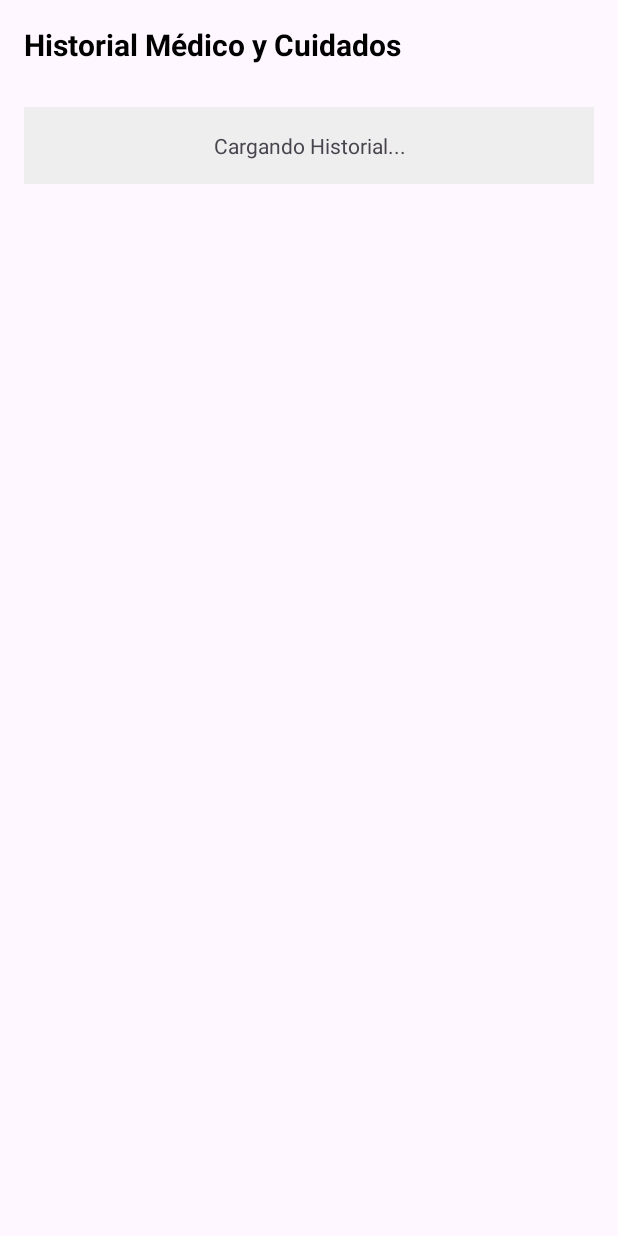
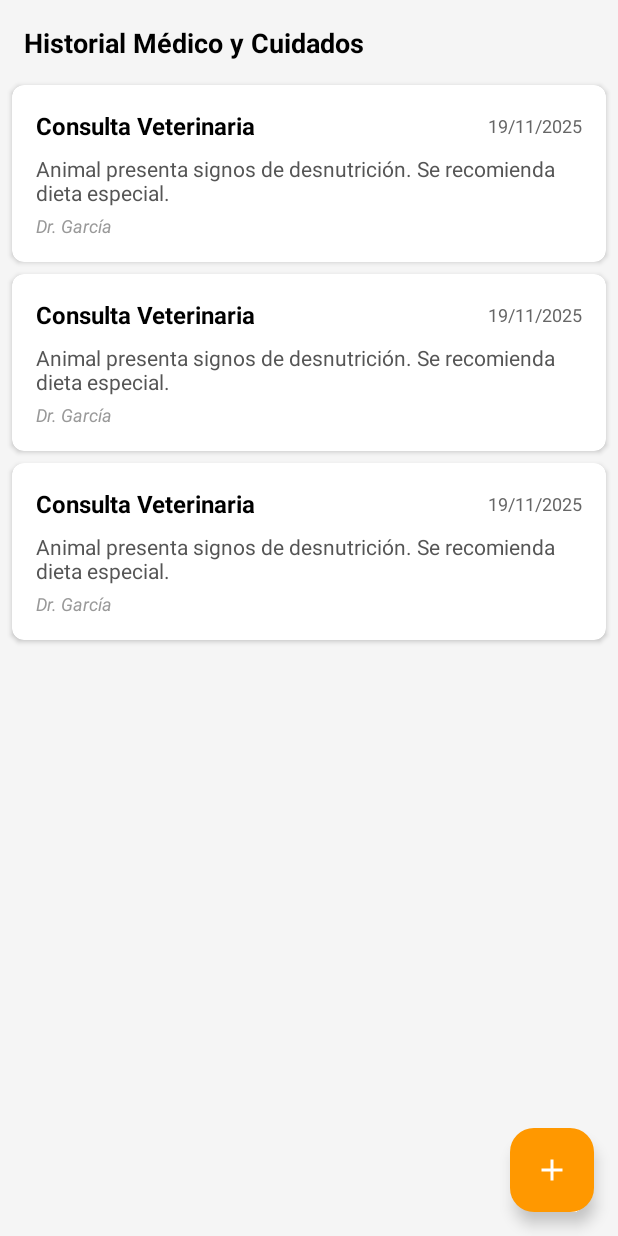
Before and after one commit to Andy-Gomez-sw/PawRescue, an Android app: the layout fragment_history.xml on its own in the app's theme, with its tools: preview values and no code run, on a phone screen of 412 x 824 dp. Run offline under Robolectric (Android 15) with nearby library versions, the phone set to English and light mode, and no system bars.

```diff
--- a/app/src/main/res/layout/fragment_history.xml
+++ b/app/src/main/res/layout/fragment_history.xml
@@ -1,28 +1,68 @@
 <?xml version="1.0" encoding="utf-8"?>
-<LinearLayout xmlns:android="http://schemas.android.com/apk/res/android"
+<androidx.constraintlayout.widget.ConstraintLayout
+    xmlns:android="http://schemas.android.com/apk/res/android"
+    xmlns:app="http://schemas.android.com/apk/res-auto"
+    xmlns:tools="http://schemas.android.com/tools"
     android:layout_width="match_parent"
     android:layout_height="match_parent"
-    android:orientation="vertical"
-    android:padding="16dp">
+    android:background="#F5F5F5">
 
     <TextView
         android:id="@+id/tv_history_title"
         android:layout_width="wrap_content"
         android:layout_height="wrap_content"
         android:text="Historial Médico y Cuidados"
-        android:textSize="20sp"
+        android:textSize="18sp"
         android:textStyle="bold"
         android:textColor="@android:color/black"
-        android:layout_marginBottom="12dp"/>
+        android:layout_margin="16dp"
+        app:layout_constraintTop_toTopOf="parent"
+        app:layout_constraintStart_toStartOf="parent"/>
+
+    <ProgressBar
+        android:id="@+id/progress_bar_historial"
+        android:layout_width="wrap_content"
+        android:layout_height="wrap_content"
+        android:visibility="gone"
+        app:layout_constraintTop_toTopOf="parent"
+        app:layout_constraintBottom_toBottomOf="parent"
+        app:layout_constraintStart_toStartOf="parent"
+        app:layout_constraintEnd_toEndOf="parent" />
 
     <TextView
-        android:id="@+id/tv_history_placeholder"
+        android:id="@+id/tv_empty_historial"
+        android:layout_width="wrap_content"
+        android:layout_height="wrap_content"
+        android:text="No hay eventos registrados"
+        android:textSize="16sp"
+        android:textColor="#999999"
+        android:visibility="gone"
+        app:layout_constraintTop_toTopOf="parent"
+        app:layout_constraintBottom_toBottomOf="parent"
+        app:layout_constraintStart_toStartOf="parent"
+        app:layout_constraintEnd_toEndOf="parent" />
+
+    <androidx.recyclerview.widget.RecyclerView
+        android:id="@+id/recycler_historial"
         android:layout_width="match_parent"
+        android:layout_height="0dp"
+        android:layout_marginTop="8dp"
+        android:clipToPadding="false"
+        android:paddingBottom="80dp"
+        app:layout_constraintTop_toBottomOf="@+id/tv_history_title"
+        app:layout_constraintBottom_toBottomOf="parent"
+        tools:listitem="@layout/item_historial_evento" />
+
+    <com.google.android.material.floatingactionbutton.FloatingActionButton
+        android:id="@+id/fab_add_evento"
+        android:layout_width="wrap_content"
         android:layout_height="wrap_content"
-        android:padding="16dp"
-        android:text="Cargando Historial..."
-        android:background="#EEEEEE"
-        android:gravity="center"
-        android:layout_marginTop="16dp" />
+        android:layout_margin="16dp"
+        android:src="@drawable/ic_add"
+        app:backgroundTint="#FF9800"
+        app:tint="@android:color/white"
+        app:layout_constraintBottom_toBottomOf="parent"
+        app:layout_constraintEnd_toEndOf="parent"
+        android:contentDescription="Agregar evento médico" />
 
-</LinearLayout>
+</androidx.constraintlayout.widget.ConstraintLayout>
--- /dev/null
+++ b/app/src/main/res/layout/item_historial_evento.xml
@@ -0,0 +1,65 @@
+<?xml version="1.0" encoding="utf-8"?>
+<androidx.cardview.widget.CardView xmlns:android="http://schemas.android.com/apk/res/android"
+    xmlns:app="http://schemas.android.com/apk/res-auto"
+    xmlns:tools="http://schemas.android.com/tools"
+    android:layout_width="match_parent"
+    android:layout_height="wrap_content"
+    android:layout_marginHorizontal="8dp"
+    android:layout_marginTop="8dp"
+    app:cardCornerRadius="8dp"
+    app:cardElevation="2dp">
+
+    <LinearLayout
+        android:layout_width="match_parent"
+        android:layout_height="wrap_content"
+        android:orientation="vertical"
+        android:padding="16dp">
+
+        <LinearLayout
+            android:layout_width="match_parent"
+            android:layout_height="wrap_content"
+            android:orientation="horizontal"
+            android:gravity="center_vertical">
+
+            <TextView
+                android:id="@+id/tv_tipo_evento"
+                android:layout_width="0dp"
+                android:layout_height="wrap_content"
+                android:layout_weight="1"
+                android:textSize="16sp"
+                android:textStyle="bold"
+                android:textColor="@android:color/black"
+                tools:text="Consulta Veterinaria"/>
+
+            <TextView
+                android:id="@+id/tv_fecha"
+                android:layout_width="wrap_content"
+                android:layout_height="wrap_content"
+                android:textSize="12sp"
+                android:textColor="#666666"
+                tools:text="19/11/2025"/>
+
+        </LinearLayout>
+
+        <TextView
+            android:id="@+id/tv_diagnostico"
+            android:layout_width="match_parent"
+            android:layout_height="wrap_content"
+            android:layout_marginTop="8dp"
+            android:textSize="14sp"
+            android:textColor="#555555"
+            tools:text="Animal presenta signos de desnutrición. Se recomienda dieta especial."/>
+
+        <TextView
+            android:id="@+id/tv_veterinario"
+            android:layout_width="wrap_content"
+            android:layout_height="wrap_content"
+            android:layout_marginTop="4dp"
+            android:textSize="12sp"
+            android:textStyle="italic"
+            android:textColor="#999999"
+            tools:text="Dr. García"/>
+
+    </LinearLayout>
+
+</androidx.cardview.widget.CardView>
```
Also changed, not shown: app/src/main/java/com/refugio/pawrescue/ui/adapter/HistoryAdapter.java (added, +73 -0 lines), app/src/main/java/com/refugio/pawrescue/ui/admin/DetalleAnimalActivity.java (+89 -54 lines), app/src/main/java/com/refugio/pawrescue/ui/admin/tabs/HistoryFragment.java (+81 -5 lines), app/src/main/res/layout/dialog_cambiar_estado.xml (added, +31 -0 lines).
